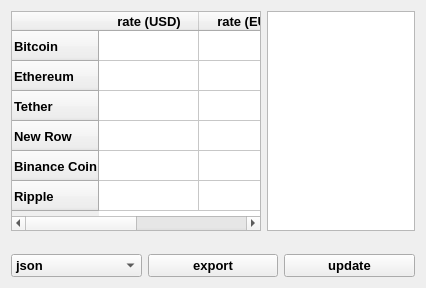
Before: the Qt Designer form app/ui/newland.ui in DanilaEfimov/CashTracker, drawn with Qt 5.
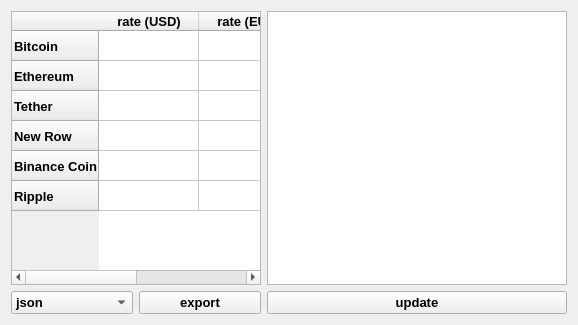
After: the same form once the commit is applied.

Patch:
```diff
--- a/app/ui/newland.ui
+++ b/app/ui/newland.ui
@@ -6,8 +6,8 @@
    <rect>
     <x>0</x>
     <y>0</y>
-    <width>426</width>
-    <height>288</height>
+    <width>566</width>
+    <height>325</height>
    </rect>
   </property>
   <property name="font">
@@ -20,12 +20,10 @@
    <string>Form</string>
   </property>
   <layout class="QGridLayout" name="gridLayout">
-   <item row="0" column="0" colspan="3">
-    <layout class="QHBoxLayout" name="horizontalLayout">
-     <item>
+   <item row="0" column="0" colspan="2">
       <widget class="QTableWidget" name="tableWidget">
        <property name="sizePolicy">
-        <sizepolicy hsizetype="Preferred" vsizetype="Preferred">
+      <sizepolicy hsizetype="Preferred" vsizetype="Expanding">
          <horstretch>0</horstretch>
          <verstretch>0</verstretch>
         </sizepolicy>
@@ -36,6 +34,12 @@
          <height>220</height>
         </size>
        </property>
+     <property name="maximumSize">
+      <size>
+       <width>400</width>
+       <height>16777215</height>
+      </size>
+     </property>
        <property name="font">
         <font>
          <pointsize>10</pointsize>
@@ -82,10 +86,82 @@
          <string>rate (EUR)</string>
         </property>
        </column>
-      </widget>
-     </item>
-     <item>
+     <item row="0" column="0">
+      <property name="text">
+       <string/>
+      </property>
+     </item>
+     <item row="0" column="1">
+      <property name="text">
+       <string/>
+      </property>
+     </item>
+     <item row="1" column="0">
+      <property name="text">
+       <string/>
+      </property>
+     </item>
+     <item row="1" column="1">
+      <property name="text">
+       <string/>
+      </property>
+     </item>
+     <item row="2" column="0">
+      <property name="text">
+       <string/>
+      </property>
+     </item>
+     <item row="2" column="1">
+      <property name="text">
+       <string/>
+      </property>
+     </item>
+     <item row="3" column="0">
+      <property name="text">
+       <string/>
+      </property>
+     </item>
+     <item row="3" column="1">
+      <property name="text">
+       <string/>
+      </property>
+     </item>
+     <item row="4" column="0">
+      <property name="text">
+       <string/>
+      </property>
+     </item>
+     <item row="4" column="1">
+      <property name="text">
+       <string/>
+      </property>
+     </item>
+     <item row="5" column="0">
+      <property name="text">
+       <string/>
+      </property>
+     </item>
+     <item row="5" column="1">
+      <property name="text">
+       <string/>
+      </property>
+     </item>
+    </widget>
+   </item>
+   <item row="0" column="2">
       <widget class="QTextEdit" name="textEdit">
+     <property name="sizePolicy">
+      <sizepolicy hsizetype="Expanding" vsizetype="Expanding">
+       <horstretch>0</horstretch>
+       <verstretch>0</verstretch>
+      </sizepolicy>
+     </property>
+     <property name="minimumSize">
+      <size>
+       <width>300</width>
+       <height>0</height>
+      </size>
+     </property>
        <property name="maximumSize">
         <size>
          <width>200</width>
@@ -94,9 +170,7 @@
        </property>
       </widget>
      </item>
-    </layout>
-   </item>
-   <item row="2" column="0">
+   <item row="1" column="0">
     <widget class="QComboBox" name="formats">
      <item>
       <property name="text">
@@ -110,33 +184,20 @@
      </item>
     </widget>
    </item>
-   <item row="2" column="1">
+   <item row="1" column="1">
     <widget class="QPushButton" name="export_btn">
      <property name="text">
       <string>export</string>
      </property>
     </widget>
    </item>
-   <item row="2" column="2">
+   <item row="1" column="2">
     <widget class="QPushButton" name="update_btn">
      <property name="text">
       <string>update</string>
      </property>
     </widget>
    </item>
-   <item row="1" column="0" colspan="3">
-    <spacer name="verticalSpacer">
-     <property name="orientation">
-      <enum>Qt::Orientation::Vertical</enum>
-     </property>
-     <property name="sizeHint" stdset="0">
-      <size>
-       <width>20</width>
-       <height>40</height>
-      </size>
-     </property>
-    </spacer>
-   </item>
   </layout>
  </widget>
  <resources/>
```
Lines whose indentation alone changed are shown as unchanged.
